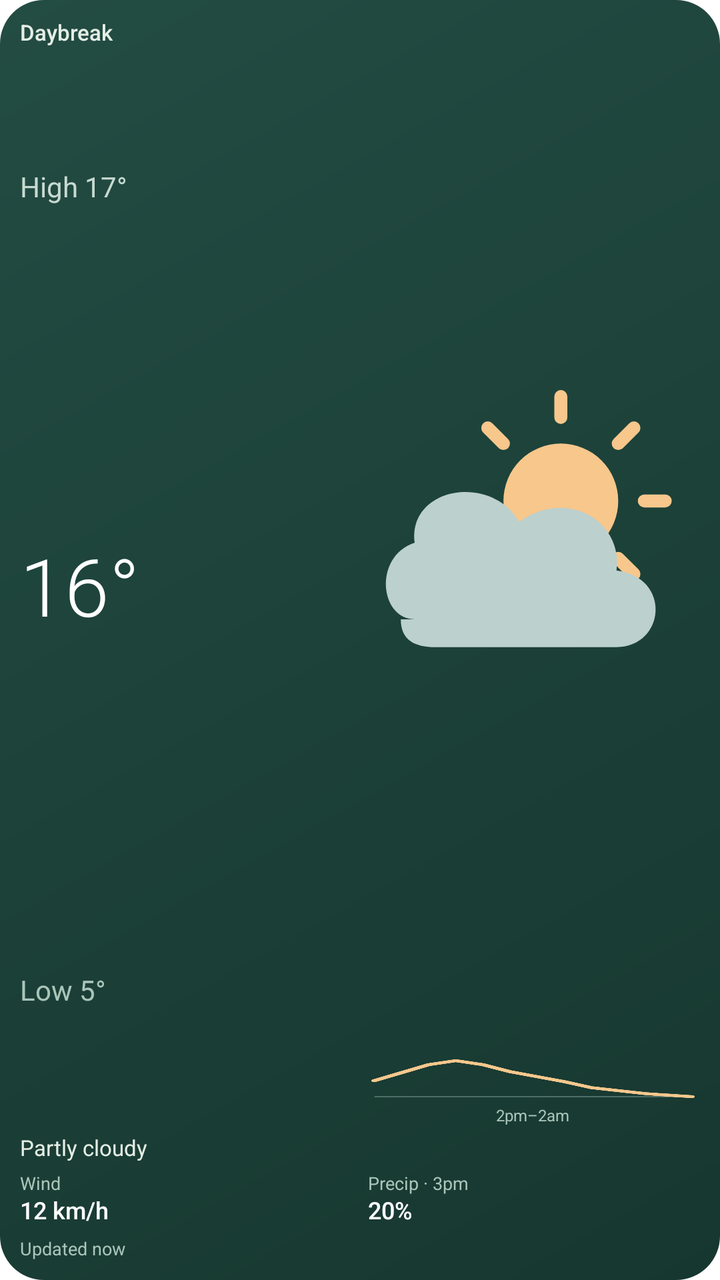
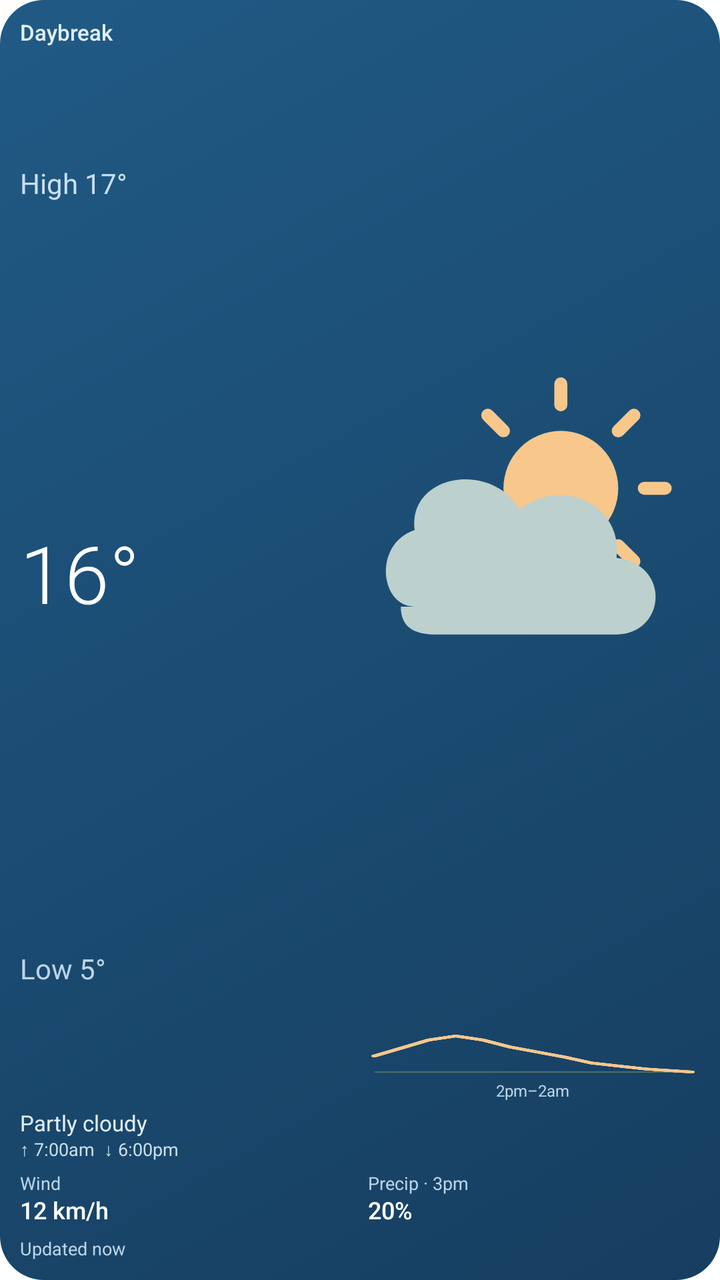

Before-and-after screenshots of an Android layout around one commit, followed by the original layout XML and the change that was made.
<!-- AndroidManifest.xml: fallback theme Theme.MaterialComponents.DayNight.NoActionBar -->
<!-- res/layout/weather_widget.xml -->
<?xml version="1.0" encoding="utf-8"?>
<LinearLayout xmlns:android="http://schemas.android.com/apk/res/android" android:id="@+id/widget_root" android:layout_width="match_parent" android:layout_height="match_parent" android:background="@drawable/widget_background" android:importantForAccessibility="yes" android:orientation="vertical" android:padding="10dp">
    <LinearLayout android:layout_width="match_parent" android:layout_height="wrap_content" android:orientation="horizontal" android:gravity="center_vertical" android:baselineAligned="false">
        <TextView android:id="@+id/place" android:layout_width="0dp" android:layout_weight="1" android:layout_height="wrap_content" android:text="Daybreak" android:textSize="11sp" android:textColor="#E4EEE5" android:fontFamily="sans-serif-medium" android:includeFontPadding="false" android:maxLines="1" android:ellipsize="end" />
        <TextView android:id="@+id/advisory_pill" android:layout_width="wrap_content" android:layout_height="wrap_content" android:layout_marginStart="6dp" android:paddingStart="5dp" android:paddingEnd="5dp" android:textSize="9sp" android:textColor="#172F29" android:fontFamily="sans-serif-medium" android:includeFontPadding="false" android:maxLines="1" android:visibility="gone" />
        <ImageView android:id="@+id/advisory_dot" android:layout_width="8dp" android:layout_height="8dp" android:layout_marginStart="6dp" android:visibility="gone" />
    </LinearLayout>
    <LinearLayout android:layout_width="match_parent" android:layout_height="0dp" android:layout_weight="1" android:orientation="horizontal" android:gravity="center_vertical" android:paddingTop="4dp" android:paddingBottom="5dp">
        <LinearLayout android:layout_width="0dp" android:layout_weight="1" android:layout_height="match_parent" android:orientation="vertical" android:paddingEnd="3dp">
            <TextView android:id="@+id/daily_high" android:layout_width="match_parent" android:layout_height="0dp" android:layout_weight="1" android:text="High 17°" android:gravity="center_vertical" android:textSize="14sp" android:textColor="#C7DAD0" android:includeFontPadding="false" android:maxLines="1" android:autoSizeTextType="uniform" android:autoSizeMinTextSize="8sp" android:autoSizeMaxTextSize="14sp" android:autoSizeStepGranularity="1sp" />
            <TextView android:id="@+id/temperature" android:layout_width="match_parent" android:layout_height="0dp" android:layout_weight="2" android:text="16°" android:gravity="center_vertical" android:textSize="36sp" android:textColor="#FFFFFF" android:fontFamily="sans-serif-light" android:includeFontPadding="false" android:maxLines="1" android:autoSizeTextType="uniform" android:autoSizeMinTextSize="18sp" android:autoSizeMaxTextSize="40sp" android:autoSizeStepGranularity="1sp" />
            <TextView android:id="@+id/daily_low" android:layout_width="match_parent" android:layout_height="0dp" android:layout_weight="1" android:text="Low 5°" android:gravity="center_vertical" android:textSize="14sp" android:textColor="#AAC5B9" android:includeFontPadding="false" android:maxLines="1" android:autoSizeTextType="uniform" android:autoSizeMinTextSize="8sp" android:autoSizeMaxTextSize="14sp" android:autoSizeStepGranularity="1sp" />
        </LinearLayout>
        <LinearLayout android:layout_width="0dp" android:layout_weight="1" android:layout_height="match_parent" android:orientation="vertical" android:gravity="center" android:paddingStart="3dp">
            <ImageView android:id="@+id/weather_icon" android:layout_width="match_parent" android:layout_height="0dp" android:layout_weight="1" android:src="@drawable/widget_partly" android:scaleType="fitCenter" android:maxHeight="36dp" android:adjustViewBounds="true" android:importantForAccessibility="no" />
            <ImageView android:id="@+id/temperature_graph" android:layout_width="match_parent" android:layout_height="28dp" android:layout_marginTop="3dp" android:src="@drawable/widget_graph_preview" android:scaleType="fitXY" android:importantForAccessibility="no" />
            <TextView android:id="@+id/graph_time" android:layout_width="match_parent" android:layout_height="wrap_content" android:gravity="center" android:text="2pm–2am" android:textSize="8sp" android:textColor="#AAC5B9" android:includeFontPadding="false" android:maxLines="1" android:ellipsize="end" />
        </LinearLayout>
    </LinearLayout>
    <TextView android:id="@+id/condition" android:layout_width="match_parent" android:layout_height="wrap_content" android:text="Partly cloudy" android:textSize="11sp" android:textColor="#E4EEE5" android:includeFontPadding="false" android:maxLines="1" android:ellipsize="end" />
    <LinearLayout android:layout_width="match_parent" android:layout_height="wrap_content" android:orientation="horizontal" android:paddingTop="6dp" android:paddingBottom="5dp">
        <LinearLayout android:layout_width="0dp" android:layout_weight="1" android:layout_height="wrap_content" android:orientation="vertical">
            <TextView android:layout_width="match_parent" android:layout_height="wrap_content" android:text="Wind" android:textSize="9sp" android:textColor="#AAC5B9" android:includeFontPadding="false" />
            <TextView android:id="@+id/wind" android:layout_width="match_parent" android:layout_height="17dp" android:text="12 km/h" android:textSize="12sp" android:fontFamily="sans-serif-medium" android:textColor="#FFFFFF" android:includeFontPadding="false" android:gravity="center_vertical" android:maxLines="1" android:autoSizeTextType="uniform" android:autoSizeMinTextSize="9sp" android:autoSizeMaxTextSize="12sp" android:autoSizeStepGranularity="1sp" />
        </LinearLayout>
        <LinearLayout android:layout_width="0dp" android:layout_weight="1" android:layout_height="wrap_content" android:orientation="vertical" android:paddingStart="4dp">
            <TextView android:id="@+id/precipitation_label" android:layout_width="match_parent" android:layout_height="wrap_content" android:text="Precip · 3pm" android:textSize="9sp" android:textColor="#AAC5B9" android:includeFontPadding="false" android:maxLines="1" android:ellipsize="end" />
            <TextView android:id="@+id/precipitation" android:layout_width="match_parent" android:layout_height="17dp" android:text="20%" android:textSize="12sp" android:fontFamily="sans-serif-medium" android:textColor="#FFFFFF" android:includeFontPadding="false" android:gravity="center_vertical" />
        </LinearLayout>
    </LinearLayout>
    <TextView android:id="@+id/updated" android:layout_width="match_parent" android:layout_height="wrap_content" android:text="Updated now" android:textSize="9sp" android:textColor="#AAC5B9" android:includeFontPadding="false" android:maxLines="1" android:ellipsize="end" />
</LinearLayout>
<!-- resources referenced by this layout -->
<resources>
  <!-- drawable widget_background (drawable) -->
  <shape xmlns:android="http://schemas.android.com/apk/res/android" android:shape="rectangle">
      <gradient android:startColor="#234C43" android:endColor="#16372F" android:angle="315" />
      <corners android:radius="22dp" />
  </shape>
  <!-- drawable widget_graph_preview (drawable) -->
  <vector xmlns:android="http://schemas.android.com/apk/res/android" android:width="80dp" android:height="28dp" android:viewportWidth="160" android:viewportHeight="56">
      <path android:strokeColor="#527369" android:strokeWidth="1" android:fillColor="@android:color/transparent" android:pathData="M4,46 L156,46" />
      <path android:strokeColor="#F7C78C" android:strokeWidth="3" android:strokeLineCap="round" android:strokeLineJoin="round" android:fillColor="@android:color/transparent" android:pathData="M4,30 L17,22 L30,14 L43,10 L56,14 L69,21 L82,26 L95,31 L108,37 L121,40 L134,43 L156,46" />
  </vector>
  <!-- drawable widget_partly (drawable) -->
  <vector xmlns:android="http://schemas.android.com/apk/res/android" android:width="48dp" android:height="48dp" android:viewportWidth="48" android:viewportHeight="48">
  <group android:scaleX="0.75" android:scaleY="0.75" android:translateX="10" android:translateY="-1"><path android:fillColor="#F7C78C" android:pathData="M24,13 A11,11 0,1 0,24 35 A11,11 0,1 0,24 13" /><path android:strokeColor="#F7C78C" android:strokeWidth="2.5" android:strokeLineCap="round" android:fillColor="@android:color/transparent" android:pathData="M24,4 L24,8 M24,40 L24,44 M4,24 L8,24 M40,24 L44,24 M10,10 L13,13 M35,35 L38,38 M10,38 L13,35 M35,13 L38,10" /></group><group android:translateY="3"><path android:fillColor="#BCD0CD" android:pathData="M7,31 C2,31 1,22 7,20 C6,12 18,10 22,17 C29,12 37,17 36,24 C44,25 43,35 36,35 L10,35 C7,35 5,34 5,31 Z" /></group>
  </vector>
</resources>

<!-- the commit's change to res/layout/weather_widget.xml (unified diff, before → after) -->
@@ -1,32 +1,37 @@
 <?xml version="1.0" encoding="utf-8"?>
-<LinearLayout xmlns:android="http://schemas.android.com/apk/res/android" android:id="@+id/widget_root" android:layout_width="match_parent" android:layout_height="match_parent" android:background="@drawable/widget_background" android:importantForAccessibility="yes" android:orientation="vertical" android:padding="10dp">
+<FrameLayout xmlns:android="http://schemas.android.com/apk/res/android" android:id="@+id/widget_root" android:layout_width="match_parent" android:layout_height="match_parent" android:background="@drawable/widget_background">
+<ImageView android:id="@+id/sky_background" android:layout_width="match_parent" android:layout_height="match_parent" android:scaleType="fitXY" android:importantForAccessibility="no" />
+<LinearLayout android:id="@+id/widget_content" android:layout_width="match_parent" android:layout_height="match_parent" android:importantForAccessibility="yes" android:orientation="vertical" android:padding="10dp">
     <LinearLayout android:layout_width="match_parent" android:layout_height="wrap_content" android:orientation="horizontal" android:gravity="center_vertical" android:baselineAligned="false">
-        <TextView android:id="@+id/place" android:layout_width="0dp" android:layout_weight="1" android:layout_height="wrap_content" android:text="Daybreak" android:textSize="11sp" android:textColor="#E4EEE5" android:fontFamily="sans-serif-medium" android:includeFontPadding="false" android:maxLines="1" android:ellipsize="end" />
-        <TextView android:id="@+id/advisory_pill" android:layout_width="wrap_content" android:layout_height="wrap_content" android:layout_marginStart="6dp" android:paddingStart="5dp" android:paddingEnd="5dp" android:textSize="9sp" android:textColor="#172F29" android:fontFamily="sans-serif-medium" android:includeFontPadding="false" android:maxLines="1" android:visibility="gone" />
+        <TextView android:id="@+id/place" android:layout_width="0dp" android:layout_weight="1" android:layout_height="wrap_content" android:text="Daybreak" android:textSize="11sp" android:textColor="#E1EFFB" android:fontFamily="sans-serif-medium" android:includeFontPadding="false" android:maxLines="1" android:ellipsize="end" />
+        <TextView android:id="@+id/advisory_pill" android:layout_width="wrap_content" android:layout_height="wrap_content" android:layout_marginStart="6dp" android:paddingStart="5dp" android:paddingEnd="5dp" android:textSize="9sp" android:textColor="#183C5B" android:fontFamily="sans-serif-medium" android:includeFontPadding="false" android:maxLines="1" android:visibility="gone" />
         <ImageView android:id="@+id/advisory_dot" android:layout_width="8dp" android:layout_height="8dp" android:layout_marginStart="6dp" android:visibility="gone" />
     </LinearLayout>
     <LinearLayout android:layout_width="match_parent" android:layout_height="0dp" android:layout_weight="1" android:orientation="horizontal" android:gravity="center_vertical" android:paddingTop="4dp" android:paddingBottom="5dp">
         <LinearLayout android:layout_width="0dp" android:layout_weight="1" android:layout_height="match_parent" android:orientation="vertical" android:paddingEnd="3dp">
-            <TextView android:id="@+id/daily_high" android:layout_width="match_parent" android:layout_height="0dp" android:layout_weight="1" android:text="High 17°" android:gravity="center_vertical" android:textSize="14sp" android:textColor="#C7DAD0" android:includeFontPadding="false" android:maxLines="1" android:autoSizeTextType="uniform" android:autoSizeMinTextSize="8sp" android:autoSizeMaxTextSize="14sp" android:autoSizeStepGranularity="1sp" />
+            <TextView android:id="@+id/daily_high" android:layout_width="match_parent" android:layout_height="0dp" android:layout_weight="1" android:text="High 17°" android:gravity="center_vertical" android:textSize="14sp" android:textColor="#C9DFF1" android:includeFontPadding="false" android:maxLines="1" android:autoSizeTextType="uniform" android:autoSizeMinTextSize="8sp" android:autoSizeMaxTextSize="14sp" android:autoSizeStepGranularity="1sp" />
             <TextView android:id="@+id/temperature" android:layout_width="match_parent" android:layout_height="0dp" android:layout_weight="2" android:text="16°" android:gravity="center_vertical" android:textSize="36sp" android:textColor="#FFFFFF" android:fontFamily="sans-serif-light" android:includeFontPadding="false" android:maxLines="1" android:autoSizeTextType="uniform" android:autoSizeMinTextSize="18sp" android:autoSizeMaxTextSize="40sp" android:autoSizeStepGranularity="1sp" />
-            <TextView android:id="@+id/daily_low" android:layout_width="match_parent" android:layout_height="0dp" android:layout_weight="1" android:text="Low 5°" android:gravity="center_vertical" android:textSize="14sp" android:textColor="#AAC5B9" android:includeFontPadding="false" android:maxLines="1" android:autoSizeTextType="uniform" android:autoSizeMinTextSize="8sp" android:autoSizeMaxTextSize="14sp" android:autoSizeStepGranularity="1sp" />
+            <TextView android:id="@+id/daily_low" android:layout_width="match_parent" android:layout_height="0dp" android:layout_weight="1" android:text="Low 5°" android:gravity="center_vertical" android:textSize="14sp" android:textColor="#BCD4E9" android:includeFontPadding="false" android:maxLines="1" android:autoSizeTextType="uniform" android:autoSizeMinTextSize="8sp" android:autoSizeMaxTextSize="14sp" android:autoSizeStepGranularity="1sp" />
         </LinearLayout>
         <LinearLayout android:layout_width="0dp" android:layout_weight="1" android:layout_height="match_parent" android:orientation="vertical" android:gravity="center" android:paddingStart="3dp">
             <ImageView android:id="@+id/weather_icon" android:layout_width="match_parent" android:layout_height="0dp" android:layout_weight="1" android:src="@drawable/widget_partly" android:scaleType="fitCenter" android:maxHeight="36dp" android:adjustViewBounds="true" android:importantForAccessibility="no" />
             <ImageView android:id="@+id/temperature_graph" android:layout_width="match_parent" android:layout_height="28dp" android:layout_marginTop="3dp" android:src="@drawable/widget_graph_preview" android:scaleType="fitXY" android:importantForAccessibility="no" />
-            <TextView android:id="@+id/graph_time" android:layout_width="match_parent" android:layout_height="wrap_content" android:gravity="center" android:text="2pm–2am" android:textSize="8sp" android:textColor="#AAC5B9" android:includeFontPadding="false" android:maxLines="1" android:ellipsize="end" />
+            <TextView android:id="@+id/graph_time" android:layout_width="match_parent" android:layout_height="wrap_content" android:gravity="center" android:text="2pm–2am" android:textSize="8sp" android:textColor="#BCD4E9" android:includeFontPadding="false" android:maxLines="1" android:ellipsize="end" />
         </LinearLayout>
     </LinearLayout>
-    <TextView android:id="@+id/condition" android:layout_width="match_parent" android:layout_height="wrap_content" android:text="Partly cloudy" android:textSize="11sp" android:textColor="#E4EEE5" android:includeFontPadding="false" android:maxLines="1" android:ellipsize="end" />
+    <TextView android:id="@+id/condition" android:layout_width="match_parent" android:layout_height="wrap_content" android:text="Partly cloudy" android:textSize="11sp" android:textColor="#E1EFFB" android:includeFontPadding="false" android:maxLines="1" android:ellipsize="end" />
+    <TextView android:id="@+id/sky_details" android:layout_width="match_parent" android:layout_height="wrap_content" android:text="↑ 7:00am  ↓ 6:00pm" android:textSize="9sp" android:textColor="#C8DEF0" android:includeFontPadding="false" android:maxLines="2" />
     <LinearLayout android:layout_width="match_parent" android:layout_height="wrap_content" android:orientation="horizontal" android:paddingTop="6dp" android:paddingBottom="5dp">
         <LinearLayout android:layout_width="0dp" android:layout_weight="1" android:layout_height="wrap_content" android:orientation="vertical">
-            <TextView android:layout_width="match_parent" android:layout_height="wrap_content" android:text="Wind" android:textSize="9sp" android:textColor="#AAC5B9" android:includeFontPadding="false" />
+            <TextView android:layout_width="match_parent" android:layout_height="wrap_content" android:text="Wind" android:textSize="9sp" android:textColor="#BCD4E9" android:includeFontPadding="false" />
             <TextView android:id="@+id/wind" android:layout_width="match_parent" android:layout_height="17dp" android:text="12 km/h" android:textSize="12sp" android:fontFamily="sans-serif-medium" android:textColor="#FFFFFF" android:includeFontPadding="false" android:gravity="center_vertical" android:maxLines="1" android:autoSizeTextType="uniform" android:autoSizeMinTextSize="9sp" android:autoSizeMaxTextSize="12sp" android:autoSizeStepGranularity="1sp" />
         </LinearLayout>
         <LinearLayout android:layout_width="0dp" android:layout_weight="1" android:layout_height="wrap_content" android:orientation="vertical" android:paddingStart="4dp">
-            <TextView android:id="@+id/precipitation_label" android:layout_width="match_parent" android:layout_height="wrap_content" android:text="Precip · 3pm" android:textSize="9sp" android:textColor="#AAC5B9" android:includeFontPadding="false" android:maxLines="1" android:ellipsize="end" />
+            <TextView android:id="@+id/precipitation_label" android:layout_width="match_parent" android:layout_height="wrap_content" android:text="Precip · 3pm" android:textSize="9sp" android:textColor="#BCD4E9" android:includeFontPadding="false" android:maxLines="1" android:ellipsize="end" />
             <TextView android:id="@+id/precipitation" android:layout_width="match_parent" android:layout_height="17dp" android:text="20%" android:textSize="12sp" android:fontFamily="sans-serif-medium" android:textColor="#FFFFFF" android:includeFontPadding="false" android:gravity="center_vertical" />
         </LinearLayout>
     </LinearLayout>
-    <TextView android:id="@+id/updated" android:layout_width="match_parent" android:layout_height="wrap_content" android:text="Updated now" android:textSize="9sp" android:textColor="#AAC5B9" android:includeFontPadding="false" android:maxLines="1" android:ellipsize="end" />
+    <TextView android:id="@+id/updated" android:layout_width="match_parent" android:layout_height="wrap_content" android:text="Updated now" android:textSize="9sp" android:textColor="#BCD4E9" android:includeFontPadding="false" android:maxLines="1" android:ellipsize="end" />
 </LinearLayout>
+
+</FrameLayout>
<!-- resource entries referenced after the edit -->
@@ -2,7 +2,7 @@
 <resources>
   <!-- drawable widget_background (drawable) -->
   <shape xmlns:android="http://schemas.android.com/apk/res/android" android:shape="rectangle">
-      <gradient android:startColor="#234C43" android:endColor="#16372F" android:angle="315" />
+      <gradient android:startColor="#205A85" android:endColor="#163E60" android:angle="315" />
       <corners android:radius="22dp" />
   </shape>
   <!-- drawable widget_graph_preview (drawable) -->
